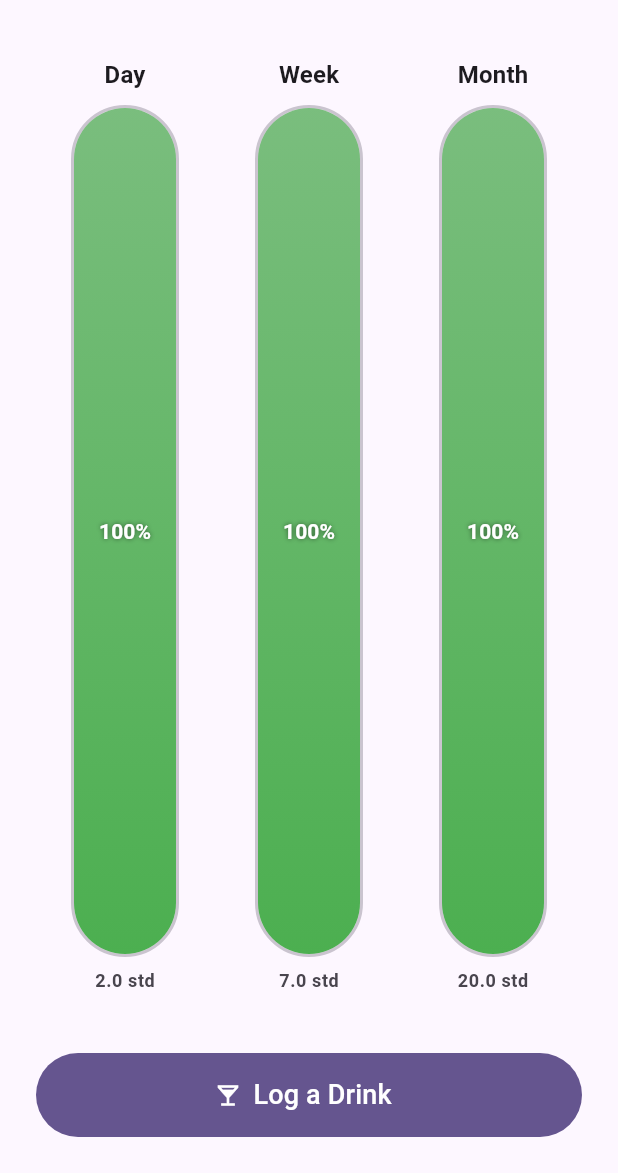
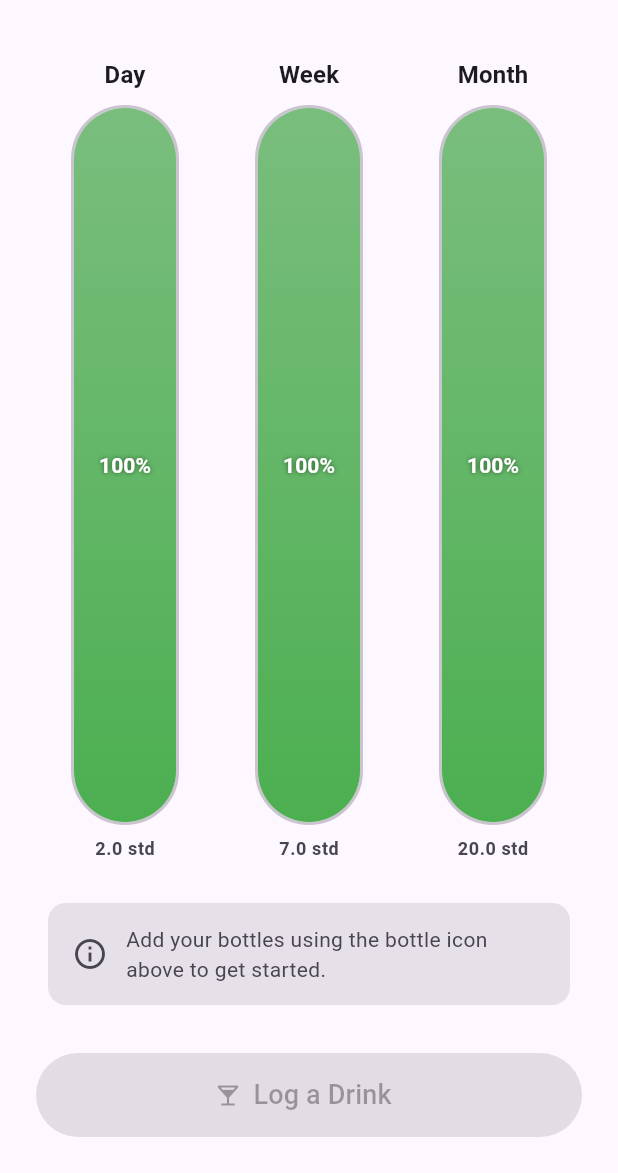
Before and after one commit to walterfarrar/AlcoholMonitor, a Flutter app: the screen it shows after launch, on a phone screen of 412 x 824 dp, the part 63-1236 px from its top. Run offline on Flutter 3.47's test engine with Material 3 defaults, Android fonts, the phone set to English and light mode, and no system bars; our stand-ins replace hive, hive_flutter; accounts and stored records are empty.

Commit message:
Require bottle selection, simplify log screen to volume-only, add cups display unit, show contextual prompts when no bottles or no selection
Made-with: Cursor

```diff
--- a/lib/models/consumption_settings.dart
+++ b/lib/models/consumption_settings.dart
@@ -2,11 +2,11 @@ import 'package:hive/hive.dart';
 
 part 'consumption_settings.g.dart';
 
-/// 0 = standard drinks, 1 = fl oz, 2 = mL
 enum DisplayUnit {
   standardDrinks,
   flOz,
-  mL;
+  mL,
+  cups;
 
   String get label {
     switch (this) {
@@ -16,6 +16,8 @@ enum DisplayUnit {
         return 'Fluid Ounces';
       case DisplayUnit.mL:
         return 'Milliliters';
+      case DisplayUnit.cups:
+        return 'Cups';
     }
   }
 
@@ -27,6 +29,8 @@ enum DisplayUnit {
         return 'oz';
       case DisplayUnit.mL:
         return 'mL';
+      case DisplayUnit.cups:
+        return 'cups';
     }
   }
 }
--- a/lib/screens/home_screen.dart
+++ b/lib/screens/home_screen.dart
@@ -14,6 +14,9 @@ class HomeScreen extends StatelessWidget {
   Widget build(BuildContext context) {
     final provider = context.watch<ConsumptionProvider>();
     final theme = Theme.of(context);
+    final hasBottles = provider.bottles.isNotEmpty;
+    final hasSelection = provider.selectedBottle != null;
+    final canLog = hasSelection && provider.canDrink;
 
     return Scaffold(
       appBar: AppBar(
@@ -88,7 +91,7 @@ class HomeScreen extends StatelessWidget {
               ),
             ),
             _BottleSelectorSection(provider: provider, theme: theme),
-            if (!provider.canDrink)
+            if (!provider.canDrink && hasSelection)
               Padding(
                 padding: const EdgeInsets.symmetric(horizontal: 32),
                 child: Container(
@@ -122,21 +125,25 @@ class HomeScreen extends StatelessWidget {
                 width: double.infinity,
                 height: 56,
                 child: FilledButton.icon(
-                  onPressed: provider.canDrink
+                  onPressed: canLog
                       ? () => Navigator.push(
                             context,
                             MaterialPageRoute(
                               builder: (_) => LogDrinkScreen(
-                                preselectedBottle: provider.selectedBottle,
+                                bottle: provider.selectedBottle!,
                               ),
                             ),
                           )
                       : null,
                   icon: Icon(
-                    provider.canDrink ? Icons.local_bar : Icons.lock,
+                    canLog ? Icons.local_bar : (!hasBottles || !hasSelection ? Icons.local_bar : Icons.lock),
                   ),
                   label: Text(
-                    provider.canDrink ? 'Log a Drink' : 'Limit Reached',
+                    canLog
+                        ? 'Log a Drink'
+                        : (!provider.canDrink && hasSelection
+                            ? 'Limit Reached'
+                            : 'Log a Drink'),
                     style: const TextStyle(fontSize: 18),
                   ),
                 ),
@@ -160,15 +167,14 @@ class _BottleSelectorSection extends StatelessWidget {
 
   @override
   Widget build(BuildContext context) {
-    if (provider.bottles.isEmpty) return const SizedBox.shrink();
-
-    final maxAmount = provider.maxForSelectedBottle;
-    final unitLabel = provider.displayUnitLabel;
+    final hasBottles = provider.bottles.isNotEmpty;
+    final hasSelection = provider.selectedBottle != null;
 
     return Padding(
       padding: const EdgeInsets.fromLTRB(32, 0, 32, 8),
       child: Column(
         children: [
+          if (hasBottles)
             SizedBox(
               width: double.infinity,
               child: DropdownMenu<String>(
@@ -197,9 +203,74 @@ class _BottleSelectorSection extends StatelessWidget {
                 },
               ),
             ),
-          if (provider.selectedBottle != null && maxAmount != null) ...[
           const SizedBox(height: 12),
-            Container(
+          _buildBanner(context, hasBottles, hasSelection),
+        ],
+      ),
+    );
+  }
+
+  Widget _buildBanner(
+    BuildContext context,
+    bool hasBottles,
+    bool hasSelection,
+  ) {
+    if (!hasBottles) {
+      return Container(
+        width: double.infinity,
+        padding: const EdgeInsets.symmetric(horizontal: 16, vertical: 14),
+        decoration: BoxDecoration(
+          color: theme.colorScheme.surfaceContainerHighest,
+          borderRadius: BorderRadius.circular(12),
+        ),
+        child: Row(
+          children: [
+            Icon(Icons.info_outline, color: theme.colorScheme.onSurfaceVariant),
+            const SizedBox(width: 12),
+            Expanded(
+              child: Text(
+                'Add your bottles using the bottle icon above to get started.',
+                style: theme.textTheme.bodyMedium?.copyWith(
+                  color: theme.colorScheme.onSurfaceVariant,
+                ),
+              ),
+            ),
+          ],
+        ),
+      );
+    }
+
+    if (!hasSelection) {
+      return Container(
+        width: double.infinity,
+        padding: const EdgeInsets.symmetric(horizontal: 16, vertical: 14),
+        decoration: BoxDecoration(
+          color: theme.colorScheme.surfaceContainerHighest,
+          borderRadius: BorderRadius.circular(12),
+        ),
+        child: Row(
+          children: [
+            Icon(Icons.arrow_upward, color: theme.colorScheme.onSurfaceVariant),
+            const SizedBox(width: 12),
+            Expanded(
+              child: Text(
+                'Select a bottle above to log a drink.',
+                style: theme.textTheme.bodyMedium?.copyWith(
+                  color: theme.colorScheme.onSurfaceVariant,
+                ),
+              ),
+            ),
+          ],
+        ),
+      );
+    }
+
+    final maxAmount = provider.maxForSelectedBottle;
+    final unitLabel = provider.displayUnitLabel;
+
+    if (maxAmount == null) return const SizedBox.shrink();
+
+    return Container(
       width: double.infinity,
       padding: const EdgeInsets.symmetric(horizontal: 16, vertical: 14),
       decoration: BoxDecoration(
@@ -232,10 +303,6 @@ class _BottleSelectorSection extends StatelessWidget {
           ),
         ],
       ),
-            ),
-          ],
-        ],
-      ),
     );
   }
 }
--- a/lib/services/alcohol_calculator.dart
+++ b/lib/services/alcohol_calculator.dart
@@ -23,5 +23,10 @@ class AlcoholCalculator {
     return stdDrinksToOz(stdDrinks, abvPercent) * ozPerMl;
   }
 
+  /// Converts standard drinks to cups of a beverage at a given ABV%.
+  static double stdDrinksToCups(double stdDrinks, double abvPercent) {
+    return stdDrinksToOz(stdDrinks, abvPercent) / 8.0;
+  }
+
   static double cupsToOz(double cups) => cups * 8.0;
 }
```
Also changed, not shown: lib/providers/consumption_provider.dart (+18 -0 lines), lib/screens/log_drink_screen.dart (+34 -102 lines). Lines whose indentation alone changed are shown as unchanged.
